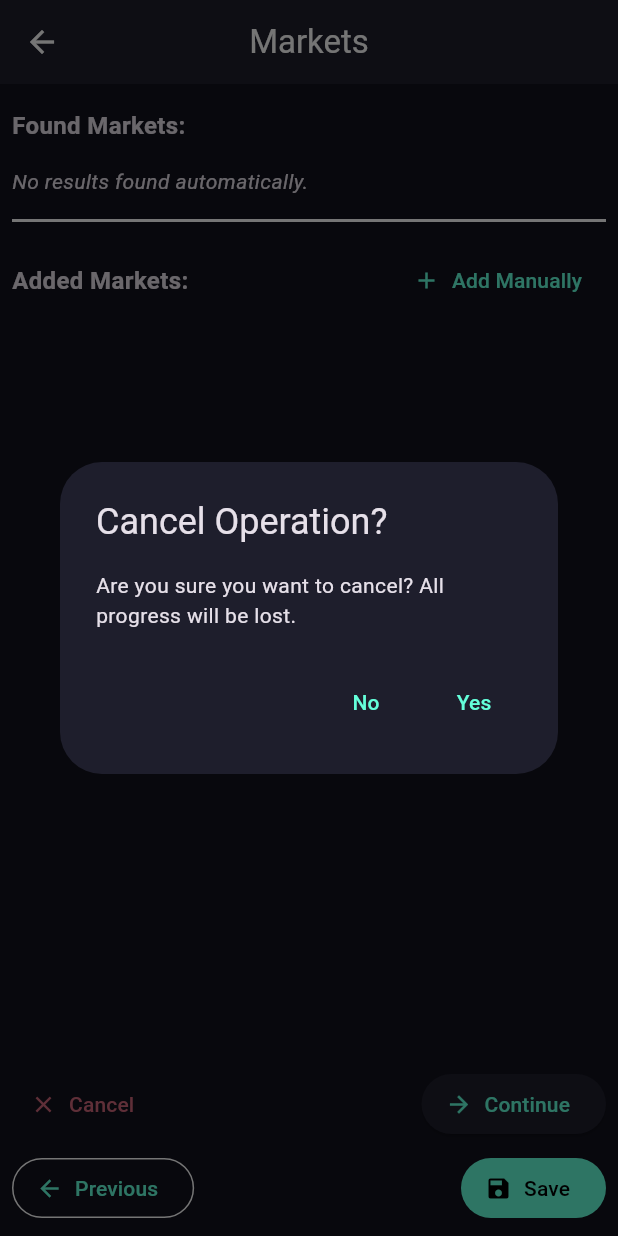
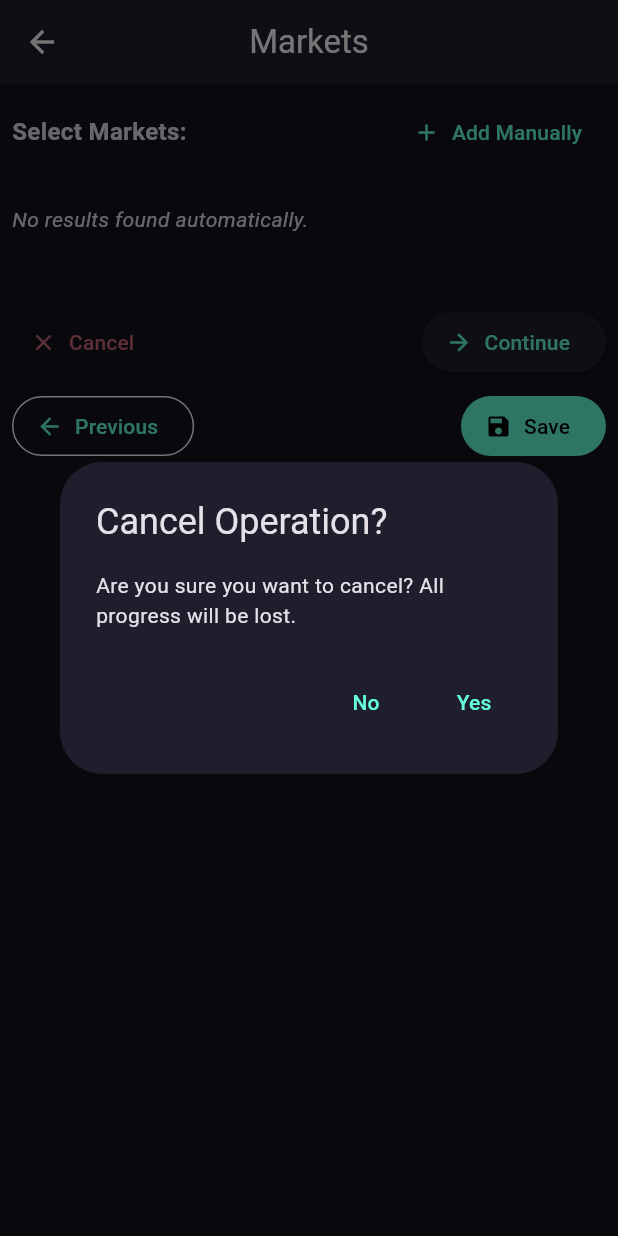
Before and after one commit to garrese/pocket-isins, a Flutter app: the MarketsStepScreen screen opened directly with empty values, after a tap on "Add Manually", after a tap on "Cancel", on a phone screen of 412 x 824 dp. Run offline on Flutter 3.47's test engine with Material 3 defaults, Android fonts, the phone set to English and light mode, and no system bars; our stand-ins replace dio, drift, file_picker, fl_chart, flutter_riverpod, flutter_secure_storage and 6 more; missing offline and left inert: sqlite3, talker_dio_logger; accounts and stored records are empty; generated files the repository leaves out were written again.

Commit message:
feat: redesign ISIN wizard, updates display name, refines market exchanges
- Updates Isin display name logic to prioritize Alternative Name over Registered Names.
- Renames 'Alternative Name' text references to simply 'Name' in the UI.
- Upgrades `_addMarketFromSearch` and presentation layers to correctly use the 'exchDisp' attribute from Yahoo.
- Redesigns 'Registered Names' wizard step to use a cleaner wrap layout with a popup dialog for manual additions.
- Revamps 'Markets' wizard step entirely, replacing the split view with a CheckboxListTile list and a popup dialog to search/chart and add missing market symbols manually.

Co-authored-by: garrese <49403460+garrese@users.noreply.github.com>

```diff
--- a/lib/core/database/drift/app_tables.dart
+++ b/lib/core/database/drift/app_tables.dart
@@ -27,7 +27,6 @@ class Tickers extends Table {
   IntColumn get postMarketEnd => integer().nullable()();
   IntColumn get isinId => integer().references(Isins, #id)();
 }
-
 
 @DataClassName('MarketDataCacheData')
 class MarketDataCaches extends Table {
--- a/lib/features/feed/application/feed_service.dart
+++ b/lib/features/feed/application/feed_service.dart
@@ -58,13 +58,15 @@ class FeedService {
         // Fetch news for this ISIN, passing the global sets to filter duplicates efficiently
         final newsList = await _repository.fetchNewsForIsin(
           isinId: isin.id,
-          isinName: (isin.shortName != null && isin.shortName!.trim().isNotEmpty)
+          isinName: (isin.shortName != null &&
+                  isin.shortName!.trim().isNotEmpty)
               ? isin.shortName!
               : (isin.registeredNames.isNotEmpty)
                   ? isin.registeredNames.first
                   : (isin.altName != null && isin.altName!.trim().isNotEmpty)
                       ? isin.altName!
-                      : (isin.isinCode != null && isin.isinCode!.trim().isNotEmpty)
+                      : (isin.isinCode != null &&
+                              isin.isinCode!.trim().isNotEmpty)
                           ? isin.isinCode!
                           : 'Unknown ISIN',
           round: newRound,
--- a/lib/features/portfolio/presentation/screens/markets_step_screen.dart
+++ b/lib/features/portfolio/presentation/screens/markets_step_screen.dart
@@ -4,11 +4,9 @@ import 'package:intl/intl.dart';
 import '../../domain/portfolio_form_data.dart';
 import '../../../../core/network/market_data_service.dart';
 import '../../../../core/services/log/talker_provider.dart';
-import '../../../../core/constants/market_constants.dart';
 import '../../data/portfolio_provider.dart';
 import 'additional_data_step_screen.dart';
 import 'wizard_bottom_actions.dart';
-import 'registered_name_step_screen.dart';
 
 class MarketsStepScreen extends ConsumerStatefulWidget {
   final IsinFormData formData;
@@ -29,7 +27,6 @@ class MarketsStepScreen extends ConsumerStatefulWidget {
 class _MarketsStepScreenState extends ConsumerState<MarketsStepScreen> {
   bool _isLoading = false;
   List<dynamic> _searchResults = [];
-  bool _isFoundExpanded = true;
 
   // Track which symbols came from ISIN search directly
   final Set<String> _isinDirectSymbols = {};
@@ -109,7 +106,8 @@ class _MarketsStepScreenState extends ConsumerState<MarketsStepScreen> {
       // 2) Search by Alternative Name
       List<dynamic> altNameQuotes = [];
       if (widget.formData.altName.isNotEmpty) {
-        altNameQuotes = await marketService.searchSymbol(widget.formData.altName);
+        altNameQuotes =
+            await marketService.searchSymbol(widget.formData.altName);
       }
 
       // 3) Search by each selected Registered Name
@@ -136,6 +134,26 @@ class _MarketsStepScreenState extends ConsumerState<MarketsStepScreen> {
         }
       }
 
+      // Include any previously added tickers that might not have been found by the search
+      for (final ticker in widget.formData.tickers) {
+        if (!mergedResultsMap.containsKey(ticker.symbol)) {
+          mergedResultsMap[ticker.symbol] = {
+            'symbol': ticker.symbol,
+            'shortname': ticker.symbol,
+            'exchange': ticker.exchange,
+            'exchDisp': ticker.exchange,
+            'currency': ticker.currency,
+            'quoteType': ticker.quoteType,
+            'regularMarketStart': ticker.regularMarketStart,
+            'regularMarketEnd': ticker.regularMarketEnd,
+            'preMarketStart': ticker.preMarketStart,
+            'preMarketEnd': ticker.preMarketEnd,
+            'postMarketStart': ticker.postMarketStart,
+            'postMarketEnd': ticker.postMarketEnd,
+          };
+        }
+      }
+
       final List<dynamic> mergedResults = mergedResultsMap.values.toList();
 
       if (mergedResults.isEmpty) {
@@ -156,7 +174,6 @@ class _MarketsStepScreenState extends ConsumerState<MarketsStepScreen> {
 
       // Asynchronously fetch chart data to populate additional properties BEFORE updating state
       await _fetchChartDataForResults(mergedResults);
-
     } catch (e, stack) {
       if (mounted) {
         ref.read(talkerProvider).handle(e, stack, 'Error searching markets');
@@ -186,13 +203,15 @@ class _MarketsStepScreenState extends ConsumerState<MarketsStepScreen> {
       if (symbol != null) {
         try {
           // Fetch 1d interval, 1d range for basic metadata
-          final chartData = await marketService.fetchHistoricalData(symbol.toString(), '1d', '1d');
+          final chartData = await marketService.fetchHistoricalData(
+              symbol.toString(), '1d', '1d');
 
           if (chartData != null) {
             final meta = chartData['meta'];
             if (meta != null) {
               // We create a mutable map for the UI state
-                final Map<String, dynamic> mutableQ = Map<String, dynamic>.from(q);
+              final Map<String, dynamic> mutableQ =
+                  Map<String, dynamic>.from(q);
 
               mutableQ['currency'] = meta['currency'];
 
@@ -200,8 +219,10 @@ class _MarketsStepScreenState extends ConsumerState<MarketsStepScreen> {
               if (tradingPeriods != null) {
                 mutableQ['preMarketStart'] = tradingPeriods['pre']?['start'];
                 mutableQ['preMarketEnd'] = tradingPeriods['pre']?['end'];
-                  mutableQ['regularMarketStart'] = tradingPeriods['regular']?['start'];
-                  mutableQ['regularMarketEnd'] = tradingPeriods['regular']?['end'];
+                mutableQ['regularMarketStart'] =
+                    tradingPeriods['regular']?['start'];
+                mutableQ['regularMarketEnd'] =
+                    tradingPeriods['regular']?['end'];
                 mutableQ['postMarketStart'] = tradingPeriods['post']?['start'];
                 mutableQ['postMarketEnd'] = tradingPeriods['post']?['end'];
                 mutableQ['gmtoffset'] = meta['gmtoffset'];
@@ -224,9 +245,21 @@ class _MarketsStepScreenState extends ConsumerState<MarketsStepScreen> {
     }
   }
 
-  void _addMarketFromSearch(dynamic q) {
-    final exchange = q['exchange'] ?? 'Unknown';
-    final exchDisp = q['exchDisp'] ?? exchange;
+  void _toggleMarketSelection(dynamic q, bool? isSelected) {
+    if (isSelected == true) {
+      _addMarketFromSearch(q, showSnackbar: false);
+    } else {
+      final symbol = q['symbol'];
+      if (symbol != null) {
+        setState(() {
+          widget.formData.tickers.removeWhere((t) => t.symbol == symbol);
+        });
+      }
+    }
+  }
+
+  void _addMarketFromSearch(dynamic q, {bool showSnackbar = true}) {
+    final exchange = q['exchDisp'] ?? q['exchange'] ?? 'Unknown';
     final symbol = q['symbol'] ?? 'Unknown';
     final quoteType = q['quoteType'];
     final currency = q['currency'];
@@ -243,10 +276,11 @@ class _MarketsStepScreenState extends ConsumerState<MarketsStepScreen> {
         widget.formData.tickers.add(
           TickerFormData(
             symbol: symbol,
-            exchange: exchDisp,
+            exchange: exchange,
             currency: currency,
             quoteType: quoteType,
-            regularMarketStart: regularMarketStart is int ? regularMarketStart : null,
+            regularMarketStart:
+                regularMarketStart is int ? regularMarketStart : null,
             regularMarketEnd: regularMarketEnd is int ? regularMarketEnd : null,
             preMarketStart: preMarketStart is int ? preMarketStart : null,
             preMarketEnd: preMarketEnd is int ? preMarketEnd : null,
@@ -254,13 +288,15 @@ class _MarketsStepScreenState extends ConsumerState<MarketsStepScreen> {
             postMarketEnd: postMarketEnd is int ? postMarketEnd : null,
           ),
         );
+        if (showSnackbar) {
           ScaffoldMessenger.of(context).showSnackBar(
             SnackBar(
               content: Text('Added market: $symbol'),
               duration: const Duration(seconds: 1),
             ),
           );
-      } else {
+        }
+      } else if (showSnackbar) {
         ScaffoldMessenger.of(context).showSnackBar(
           SnackBar(
             content: Text('Market $symbol is already in the list.'),
@@ -271,22 +307,14 @@ class _MarketsStepScreenState extends ConsumerState<MarketsStepScreen> {
     });
   }
 
-  Future<void> _showEditMarketDialog({
-    TickerFormData? existingTicker,
-    int? index,
-  }) async {
-    final isNew = existingTicker == null;
-    final ticker = isNew ? TickerFormData() : existingTicker;
+  Future<void> _showAddMarketDialog() async {
+    final symbolController = TextEditingController();
 
-    final symbolController = TextEditingController(text: ticker.symbol);
-
-    final result = await showDialog<bool>(
+    final result = await showDialog<String>(
       context: context,
       builder: (context) {
-        return StatefulBuilder(
-          builder: (context, setStateDialog) {
         return AlertDialog(
-              title: Text(isNew ? 'Add Market Manually' : 'Edit Market'),
+          title: const Text('Add Market Manually'),
           content: Column(
             mainAxisSize: MainAxisSize.min,
             children: [
@@ -295,56 +323,105 @@ class _MarketsStepScreenState extends ConsumerState<MarketsStepScreen> {
                 decoration: const InputDecoration(
                   labelText: 'Symbol (e.g., AAPL)',
                 ),
+                autofocus: true,
               ),
             ],
           ),
           actions: [
-                if (!isNew)
             TextButton(
-                    onPressed: () {
-                      setState(() {
-                        widget.formData.tickers.removeAt(index!);
-                      });
-                      Navigator.pop(context, false);
-                    },
-                    style: TextButton.styleFrom(foregroundColor: Colors.red),
-                    child: const Text('Delete'),
-                  ),
-                TextButton(
-                  onPressed: () => Navigator.pop(context, false),
+              onPressed: () => Navigator.pop(context, null),
               child: const Text('Cancel'),
             ),
             ElevatedButton(
-                  onPressed: () {
-                    if (symbolController.text.trim().isEmpty) {
-                      ScaffoldMessenger.of(context).showSnackBar(
-                        const SnackBar(
-                          content: Text('Symbol cannot be empty.'),
-                        ),
-                      );
-                      return;
-                    }
-                    ticker.symbol = symbolController.text.trim();
-
-                    if (isNew) {
-                      setState(() {
-                        widget.formData.tickers.add(ticker);
-                      });
-                    } else {
-                      setState(() {
-                        widget.formData.tickers[index!] = ticker;
-                      });
-                    }
-                    Navigator.pop(context, true);
-                  },
-                  child: const Text('Save'),
+              onPressed: () => Navigator.pop(context, symbolController.text),
+              child: const Text('Add'),
             ),
           ],
         );
       },
     );
-      },
+
+    if (result != null && result.trim().isNotEmpty) {
+      final symbol = result.trim();
+
+      setState(() {
+        _isLoading = true;
+      });
+
+      try {
+        final marketService = ref.read(marketDataServiceProvider);
+        final searchResults = await marketService.searchSymbol(symbol);
+
+        dynamic foundQuote;
+        for (final q in searchResults) {
+          if (q['symbol'] == symbol) {
+            foundQuote = q;
+            break;
+          }
+        }
+
+        if (foundQuote == null && searchResults.isNotEmpty) {
+          foundQuote = searchResults.first;
+        }
+
+        if (foundQuote != null) {
+          final chartData = await marketService.fetchHistoricalData(
+              foundQuote['symbol'].toString(), '1d', '1d');
+
+          if (chartData != null) {
+            final meta = chartData['meta'];
+            if (meta != null) {
+              foundQuote['currency'] = meta['currency'];
+
+              final tradingPeriods = meta['currentTradingPeriod'];
+              if (tradingPeriods != null) {
+                foundQuote['preMarketStart'] = tradingPeriods['pre']?['start'];
+                foundQuote['preMarketEnd'] = tradingPeriods['pre']?['end'];
+                foundQuote['regularMarketStart'] =
+                    tradingPeriods['regular']?['start'];
+                foundQuote['regularMarketEnd'] =
+                    tradingPeriods['regular']?['end'];
+                foundQuote['postMarketStart'] =
+                    tradingPeriods['post']?['start'];
+                foundQuote['postMarketEnd'] = tradingPeriods['post']?['end'];
+                foundQuote['gmtoffset'] = meta['gmtoffset'];
+              }
+            }
+          }
+
+          setState(() {
+            if (!_searchResults
+                .any((element) => element['symbol'] == foundQuote['symbol'])) {
+              _searchResults.add(foundQuote);
+            }
+          });
+          _addMarketFromSearch(foundQuote);
+        } else {
+          if (mounted) {
+            ScaffoldMessenger.of(context).showSnackBar(
+              SnackBar(
+                  content:
+                      Text('Could not find market data for symbol: $symbol')),
             );
+          }
+        }
+      } catch (e, stack) {
+        if (mounted) {
+          ref
+              .read(talkerProvider)
+              .handle(e, stack, 'Error manually adding market');
+          ScaffoldMessenger.of(context).showSnackBar(
+            SnackBar(content: Text('Error finding market: $e')),
+          );
+        }
+      } finally {
+        if (mounted) {
+          setState(() {
+            _isLoading = false;
+          });
+        }
+      }
+    }
   }
 
   Future<void> _saveTransaction() async {
@@ -416,8 +493,12 @@ class _MarketsStepScreenState extends ConsumerState<MarketsStepScreen> {
 
     // gmtOffset is in seconds. We adjust the unix timestamp to represent local time
     // in UTC format, so we can format it easily.
-    final startLocal = DateTime.fromMillisecondsSinceEpoch((unixStart + gmtOffset) * 1000, isUtc: true);
-    final endLocal = DateTime.fromMillisecondsSinceEpoch((unixEnd + gmtOffset) * 1000, isUtc: true);
+    final startLocal = DateTime.fromMillisecondsSinceEpoch(
+        (unixStart + gmtOffset) * 1000,
+        isUtc: true);
+    final endLocal = DateTime.fromMillisecondsSinceEpoch(
+        (unixEnd + gmtOffset) * 1000,
+        isUtc: true);
 
     final formatter = DateFormat('HH:mm');
     return '${formatter.format(startLocal)} - ${formatter.format(endLocal)}';
@@ -425,10 +506,6 @@ class _MarketsStepScreenState extends ConsumerState<MarketsStepScreen> {
 
   @override
   Widget build(BuildContext context) {
-    final isTallScreen = MediaQuery.of(context).size.height > 800;
-    final showFound = isTallScreen || _isFoundExpanded;
-    final showAdded = isTallScreen || !_isFoundExpanded;
-
     return PopScope(
       canPop: false,
       onPopInvokedWithResult: (didPop, result) => _handleBackNavigation(didPop),
@@ -441,39 +518,27 @@ class _MarketsStepScreenState extends ConsumerState<MarketsStepScreen> {
           child: Column(
             crossAxisAlignment: CrossAxisAlignment.stretch,
             children: [
-              InkWell(
-                onTap: isTallScreen
-                    ? null
-                    : () {
-                        setState(() {
-                          _isFoundExpanded = !_isFoundExpanded;
-                        });
-                      },
-                child: Padding(
-                  padding: const EdgeInsets.symmetric(vertical: 8.0),
-                  child: Row(
+              Wrap(
+                alignment: WrapAlignment.spaceBetween,
+                crossAxisAlignment: WrapCrossAlignment.center,
                 children: [
-                      const Expanded(
-                        child: Text(
-                          'Found Markets:',
-                          style: TextStyle(
-                              fontSize: 16, fontWeight: FontWeight.bold),
+                  const Text(
+                    'Select Markets:',
+                    style: TextStyle(fontSize: 16, fontWeight: FontWeight.bold),
                   ),
+                  TextButton.icon(
+                    onPressed: _showAddMarketDialog,
+                    icon: const Icon(Icons.add),
+                    label: const Text('Add Manually'),
                   ),
-                      if (!isTallScreen)
-                        Icon(_isFoundExpanded
-                            ? Icons.expand_less
-                            : Icons.expand_more),
                 ],
               ),
-                ),
-              ),
-              if (showFound) ...[
+              const SizedBox(height: 8),
               if (_isLoading && _searchResults.isEmpty)
                 const Center(child: CircularProgressIndicator())
               else if (_searchResults.isEmpty)
                 const Padding(
-                    padding: EdgeInsets.symmetric(vertical: 8.0),
+                  padding: EdgeInsets.symmetric(vertical: 16.0),
                   child: Text(
                     'No results found automatically.',
                     style: TextStyle(fontStyle: FontStyle.italic),
@@ -491,18 +556,20 @@ class _MarketsStepScreenState extends ConsumerState<MarketsStepScreen> {
                               q['longname'] ?? q['shortname'] ?? 'Unknown';
                           final symbol = q['symbol'] ?? 'Unknown';
 
-                            final isDirect = _isinDirectSymbols.contains(symbol.toString());
+                          final isDirect =
+                              _isinDirectSymbols.contains(symbol.toString());
 
                           final currency = q['currency'];
                           final gmtOffset = q['gmtoffset'] as int?;
                           final regStart = q['regularMarketStart'] as int?;
                           final regEnd = q['regularMarketEnd'] as int?;
-                            final timeStr = _formatTime(regStart, regEnd, gmtOffset);
+                          final timeStr =
+                              _formatTime(regStart, regEnd, gmtOffset);
 
                           final isAlreadyAdded = widget.formData.tickers
                               .any((t) => t.symbol == symbol);
 
-                            return ListTile(
+                          return CheckboxListTile(
                             title: Row(
                               children: [
                                 Expanded(
@@ -512,30 +579,26 @@ class _MarketsStepScreenState extends ConsumerState<MarketsStepScreen> {
                                   ),
                                 ),
                                 if (isDirect)
-                                    const Icon(Icons.star, color: Colors.amber, size: 16),
+                                  const Icon(Icons.star,
+                                      color: Colors.amber, size: 16),
                               ],
                             ),
                             subtitle: Column(
                               crossAxisAlignment: CrossAxisAlignment.start,
                               children: [
-                                  Text('${q['exchange']} - $symbol'),
+                                Text(
+                                    '${q['exchDisp'] ?? q['exchange'] ?? 'Unknown'} - $symbol'),
                                 if (currency != null || timeStr.isNotEmpty)
                                   Text(
                                     '${currency ?? ''}${currency != null && timeStr.isNotEmpty ? " • " : ""}$timeStr',
-                                      style: const TextStyle(fontSize: 12, color: Colors.grey),
+                                    style: const TextStyle(
+                                        fontSize: 12, color: Colors.grey),
                                   ),
                               ],
                             ),
-                              trailing: IconButton(
-                                icon: Icon(
-                                  isAlreadyAdded
-                                      ? Icons.check_circle
-                                      : Icons.add_circle,
-                                  color:
-                                      isAlreadyAdded ? Colors.green : Colors.blue,
-                                ),
-                                onPressed: () => _addMarketFromSearch(q),
-                              ),
+                            value: isAlreadyAdded,
+                            onChanged: (bool? value) =>
+                                _toggleMarketSelection(q, value),
                           );
                         },
                       ),
@@ -548,71 +611,6 @@ class _MarketsStepScreenState extends ConsumerState<MarketsStepScreen> {
                     ],
                   ),
                 ),
-              ],
-              const Divider(thickness: 2),
-              InkWell(
-                onTap: isTallScreen
-                    ? null
-                    : () {
-                        setState(() {
-                          _isFoundExpanded = !_isFoundExpanded;
-                        });
-                      },
-                child: Padding(
-                  padding: const EdgeInsets.symmetric(vertical: 8.0),
-                  child: Row(
-                    mainAxisAlignment: MainAxisAlignment.spaceBetween,
-                    children: [
-                      const Text(
-                        'Added Markets:',
-                        style: TextStyle(
-                            fontSize: 16, fontWeight: FontWeight.bold),
-                      ),
-                      Row(
-                        children: [
-                          TextButton.icon(
-                            onPressed: () => _showEditMarketDialog(),
-                            icon: const Icon(Icons.add),
-                            label: const Text('Add Manually'),
-                          ),
-                          if (!isTallScreen)
-                            Icon(!_isFoundExpanded
-                                ? Icons.expand_less
-                                : Icons.expand_more),
-                        ],
-                      ),
-                    ],
-                  ),
-                ),
-              ),
-              if (showAdded) ...[
-                Expanded(
-                  child: widget.formData.tickers.isEmpty
-                      ? const Center(
-                          child: Text(
-                            'No markets added yet.',
-                            style: TextStyle(color: Colors.grey),
-                          ),
-                        )
-                      : ListView.builder(
-                          itemCount: widget.formData.tickers.length,
-                          itemBuilder: (context, index) {
-                            final ticker = widget.formData.tickers[index];
-                            return Card(
-                              child: ListTile(
-                                title: Text(ticker.symbol),
-                                subtitle: Text('Currency: ${ticker.currency ?? 'N/A'}'),
-                                trailing: const Icon(Icons.edit, size: 20),
-                                onTap: () => _showEditMarketDialog(
-                                  existingTicker: ticker,
-                                  index: index,
-                                ),
-                              ),
-                            );
-                          },
-                        ),
-                ),
-              ],
               const SizedBox(height: 16),
               WizardBottomActions(
                 onCancel: _cancelWizard,
```
Also changed, not shown: lib/core/database/models/isin.dart (+3 -4 lines), lib/features/bot/presentation/bot_provider.dart (+8 -2 lines), lib/features/feed/presentation/providers/feed_provider.dart (+6 -3 lines), lib/features/portfolio/data/portfolio_provider.dart (+11 -4 lines), lib/features/portfolio/presentation/screens/isin_step_screen.dart (+5 -5 lines), lib/features/portfolio/presentation/screens/isin_summary_screen.dart (+15 -6 lines), lib/features/portfolio/presentation/screens/registered_name_step_screen.dart (+48 -36 lines). Lines whose indentation alone changed are shown as unchanged.
